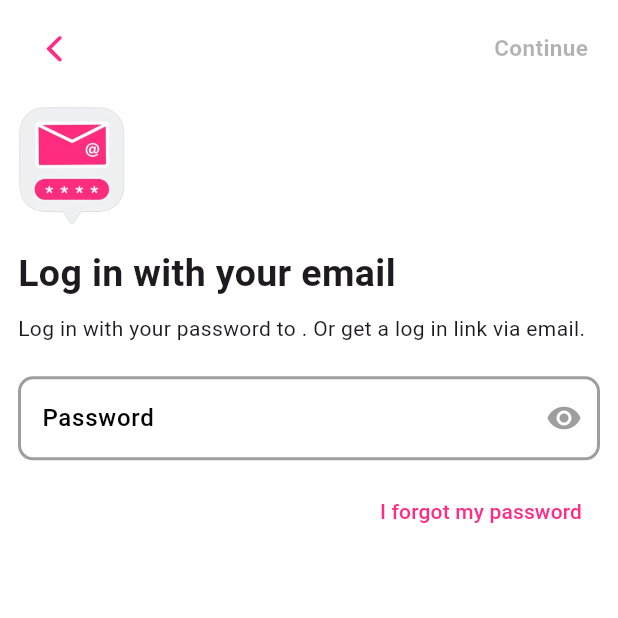
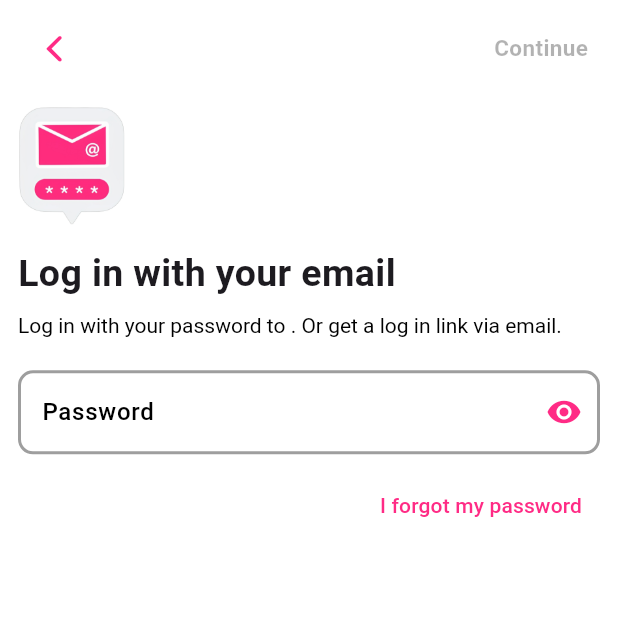
Before and after one commit to DevNadimm/foodpanda_ui_clone, a Flutter app: the PasswordScreen screen opened directly with empty values, on a phone screen of 412 x 824 dp, the top half of it. Run offline on Flutter 3.47's test engine with Material 3 defaults, Android fonts, the phone set to English and light mode, and no system bars.

Commit message:
all done

```diff
--- /dev/null
+++ b/lib/lib/sceens/home_screen.dart
@@ -0,0 +1 @@
+// TODO Implement this library.
--- a/lib/screens/email_auth_screen.dart
+++ b/lib/screens/email_auth_screen.dart
@@ -1,6 +1,6 @@
 import 'package:flutter/cupertino.dart';
 import 'package:flutter/material.dart';
-import 'password_screen.dart'; // Import the new screen
+import 'password_screen.dart';
 
 class EmailAuthScreen extends StatefulWidget {
   const EmailAuthScreen({super.key});
--- /dev/null
+++ b/lib/screens/home_screen.dart
@@ -0,0 +1 @@
+// TODO Implement this library.
--- a/lib/screens/password_screen.dart
+++ b/lib/screens/password_screen.dart
@@ -92,9 +92,24 @@ class _PasswordScreenState extends State<PasswordScreen> {
                 const SizedBox(
                   height: 8,
                 ),
-                Text(
-                  'Log in with your password to ${widget.email}. Or get a log in link via email.',
-                  style: const TextStyle(fontSize: 14, fontWeight: FontWeight.normal),
+                RichText(
+                  text: TextSpan(
+                    style: const TextStyle(
+                      fontSize: 14,
+                      fontWeight: FontWeight.normal,
+                      color: Colors.black,
+                    ),
+                    children: [
+                      const TextSpan(text: 'Log in with your password to '),
+                      TextSpan(
+                        text: widget.email,
+                        style: const TextStyle(
+                          fontWeight: FontWeight.bold,
+                        ),
+                      ),
+                      const TextSpan(text: '. Or get a log in link via email.'),
+                    ],
+                  ),
                 ),
                 const SizedBox(
                   height: 22,
@@ -145,7 +160,7 @@ class _PasswordScreenState extends State<PasswordScreen> {
                     suffixIcon: IconButton(
                       icon: Icon(
                         _obscureText ? Icons.visibility : Icons.visibility_off,
-                        color: Colors.grey,
+                        color: const Color(0XFFff2b85), // Updated color
                       ),
                       onPressed: _togglePasswordVisibility,
                     ),
```
Also changed, not shown: images/home_screen.dart (added, +17 -0 lines).
